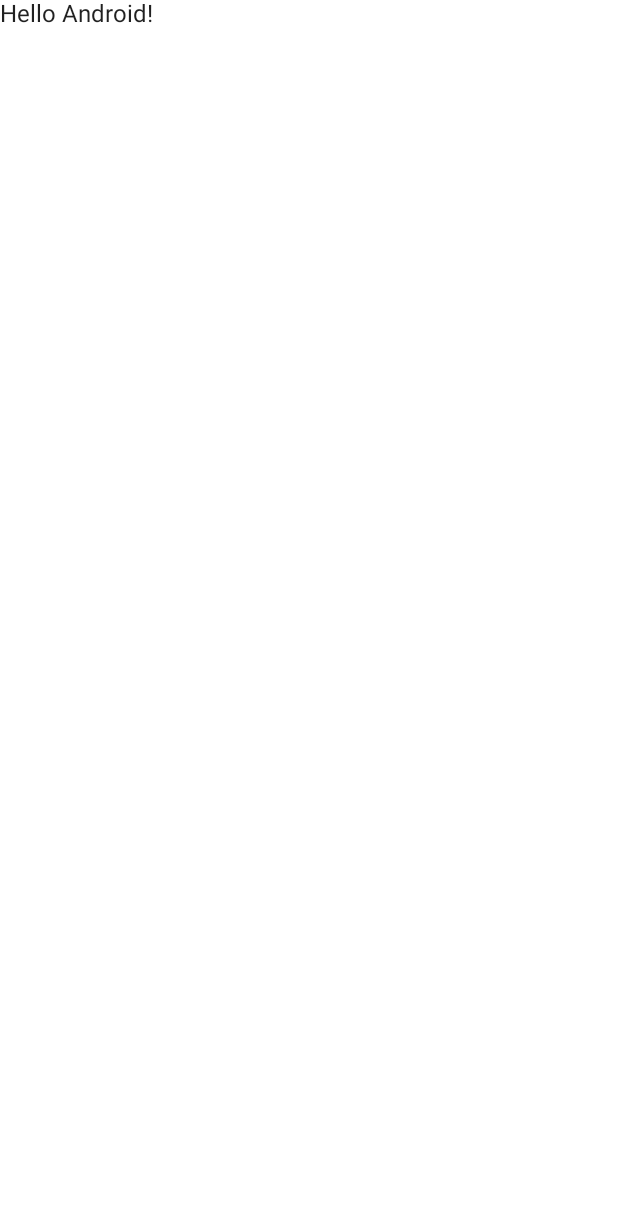
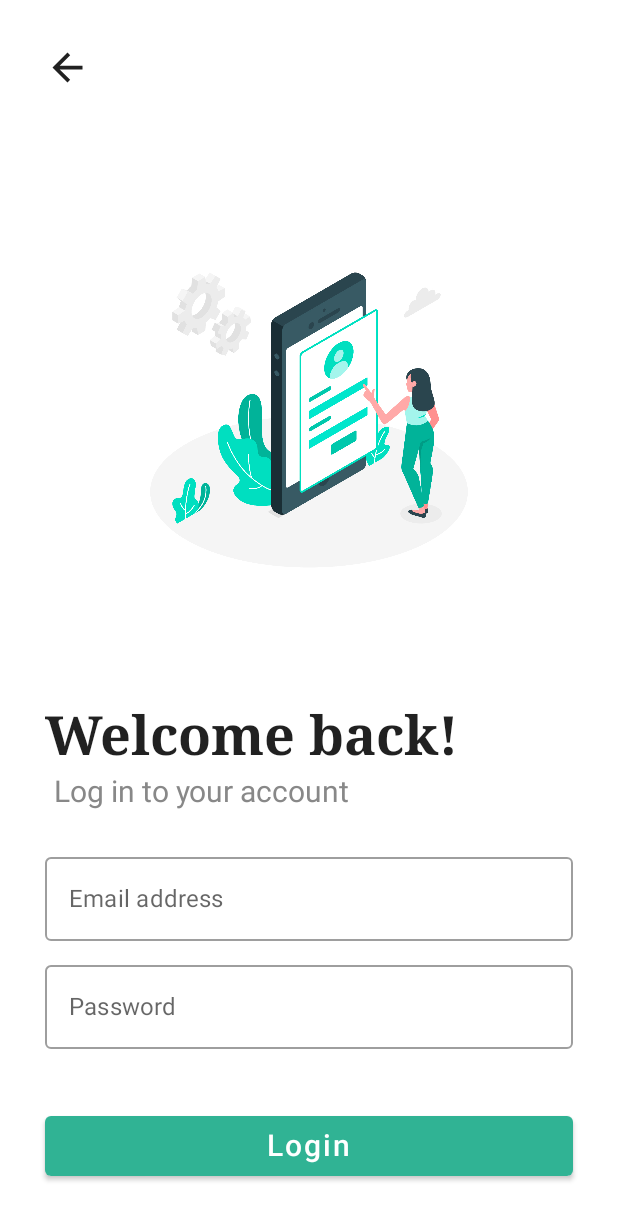
Before and after one commit to harshitjain156/UI_using_JetpackCompose, an Android app built with Jetpack Compose: the screen it shows after launch (MainActivity), on a phone screen of 412 x 824 dp. Before the commit the part shown is almost empty. Shown: the top 1220 px of the screen. Run offline under Robolectric (Android 15) with nearby library versions, the phone set to English and light mode, and no system bars.

Commit message:
Added a LoginPage

```diff
--- /dev/null
+++ b/app/src/main/java/com/example/ui_using_jetpackcompose/LoginPage.kt
@@ -0,0 +1,165 @@
+package com.example.ui_using_jetpackcompose
+
+import androidx.compose.foundation.Image
+import androidx.compose.foundation.background
+import androidx.compose.foundation.layout.*
+import androidx.compose.material.*
+import androidx.compose.material.icons.Icons
+import androidx.compose.material.icons.outlined.ArrowBack
+import androidx.compose.runtime.*
+import androidx.compose.ui.Alignment
+import androidx.compose.ui.Modifier
+import androidx.compose.ui.graphics.Color
+import androidx.compose.ui.modifier.modifierLocalConsumer
+import androidx.compose.ui.res.painterResource
+import androidx.compose.ui.res.stringResource
+import androidx.compose.ui.text.font.FontFamily
+import androidx.compose.ui.text.font.FontWeight
+import androidx.compose.ui.text.input.PasswordVisualTransformation
+import androidx.compose.ui.text.input.VisualTransformation
+import androidx.compose.ui.tooling.preview.Preview
+import androidx.compose.ui.unit.dp
+import androidx.compose.ui.unit.sp
+import com.example.ui_using_jetpackcompose.ui.theme.UI_using_JetpackComposeTheme
+
+@Composable
+fun LoginPage(
+    modifier: Modifier = Modifier
+) {
+    var email by remember {
+        mutableStateOf("")
+    }
+
+    var password by remember {
+        mutableStateOf("")
+    }
+
+    Column(
+        modifier = modifier
+            .fillMaxSize()
+            .background(Color.White)
+    ) {
+
+        Box(
+            modifier = Modifier
+                .padding(20.dp)
+        ) {
+            IconButton(
+                onClick = { /*TODO*/ },
+                modifier = Modifier
+                    .size(50.dp)
+            ) {
+                Icon(
+                    imageVector = Icons.Outlined.ArrowBack,
+                    contentDescription = stringResource(R.string.go_back),
+                    modifier = Modifier
+                        .size(30.dp)
+                )
+            }
+        }
+
+        Box(
+            modifier = Modifier
+                .padding(vertical = 40.dp)
+                .fillMaxWidth()
+        ) {
+            // "https://www.freepik.com/free-vector/mobile-login-concept-illustration_4957412.htm#query=login&from_query=logins&position=0&from_view=search"
+            // Image by storyset on Freepik
+            Image(
+                painter = painterResource(id = R.drawable.mobile_login_cristina),
+                contentDescription = null,
+                modifier = Modifier
+                    .align(Alignment.Center)
+                    .size(300.dp)
+            )
+        }
+
+        Text(
+            text = "Welcome back!",
+            fontFamily = FontFamily.Serif,
+            fontWeight = FontWeight.Bold,
+            fontSize = 36.sp,
+            modifier = Modifier
+                .padding(horizontal = 30.dp)
+        )
+
+        Text(
+            text = "Log in to your account",
+            fontWeight = FontWeight.Normal,
+            fontSize = 20.sp,
+            color = Color.Gray,
+            modifier = Modifier
+                .padding(
+                    start = 36.dp,
+                    top = 4.dp,
+                    bottom = 20.dp
+                )
+        )
+
+        EditTextField(
+            value = email,
+            onValueChange = { email = it },
+            label = "Email address",
+            isPassword = false
+        )
+
+        EditTextField(
+            value = password,
+            onValueChange = { password = it },
+            label = "Password",
+            isPassword = true
+        )
+
+        Spacer(modifier = Modifier.weight(1f))
+
+        Button(
+            onClick = { /*TODO*/ },
+            colors = ButtonDefaults.buttonColors(
+                backgroundColor = Color(0xFF30b394),
+                contentColor = Color.White
+            ),
+            modifier = Modifier
+                .fillMaxWidth()
+                .padding(
+                    horizontal = 30.dp,
+                    vertical = 40.dp
+                )
+        ) {
+            Text(
+                text = stringResource(R.string.login),
+                fontSize = 20.sp
+            )
+        }
+
+    }
+}
+
+@Composable
+fun EditTextField(
+    value: String,
+    onValueChange: (String) -> Unit,
+    label: String,
+    isPassword: Boolean
+) {
+    OutlinedTextField(
+        value = value,
+        onValueChange = onValueChange,
+        label = {
+            Text(text = label)
+        },
+        singleLine = true,
+        visualTransformation = if (!isPassword) VisualTransformation.None
+            else PasswordVisualTransformation(),
+        modifier = Modifier
+            .fillMaxWidth()
+            .padding(horizontal = 30.dp, vertical = 4.dp)
+    )
+}
+
+@Preview(showBackground = true)
+@Composable
+fun LoginPagePreview() {
+    UI_using_JetpackComposeTheme {
+        LoginPage()
+    }
+}
--- a/app/src/main/java/com/example/ui_using_jetpackcompose/MainActivity.kt
+++ b/app/src/main/java/com/example/ui_using_jetpackcompose/MainActivity.kt
@@ -22,7 +22,7 @@ class MainActivity : ComponentActivity() {
                     modifier = Modifier.fillMaxSize(),
                     color = MaterialTheme.colors.background
                 ) {
-                    Greeting("Android")
+                    LoginPage()
                 }
             }
         }
--- a/app/src/main/res/values/strings.xml
+++ b/app/src/main/res/values/strings.xml
@@ -1,3 +1,5 @@
 <resources>
     <string name="app_name">UI_using_JetpackCompose</string>
+    <string name="go_back">Go back</string>
+    <string name="login">Login</string>
 </resources>
```
Also changed, not shown: app/src/main/res/drawable-nodpi/mobile_login_cristina.jpg (added).
